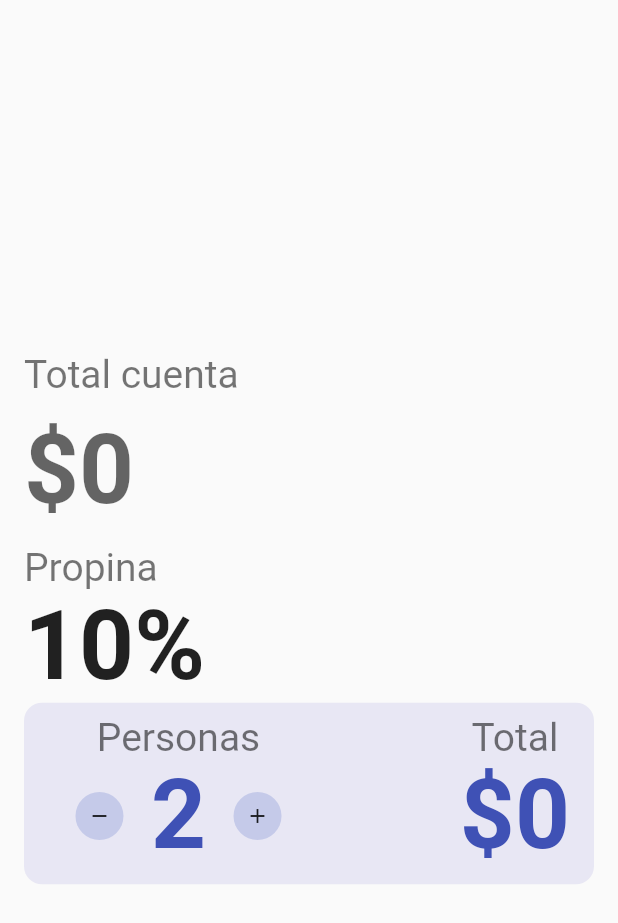
After one commit to paablowski/tip-calculator, a Flutter app: the screen it shows after launch, on a phone screen of 412 x 824 dp. The commit adds this screen. Shown: the top 923 px of the screen. Run offline on Flutter 3.47's test engine with Material 2 defaults, Android fonts, the phone set to English and light mode, and no system bars; our stand-ins replace bloc, equatable, flutter_bloc; Roboto replaces fonts that are missing (Dongle).

Commit message:
Agregar archivos bloc

```diff
--- /dev/null
+++ b/lib/business/bloc/calculadora_propina_bloc/calculadora_propina_bloc.dart
@@ -0,0 +1,27 @@
+import 'package:bloc/bloc.dart';
+import 'package:equatable/equatable.dart';
+
+part 'calculadora_propina_event.dart';
+part 'calculadora_propina_state.dart';
+
+class CalculadoraPropinaBloc
+    extends Bloc<CalculadoraPropinaEvent, CalculadoraPropinaState> {
+  CalculadoraPropinaBloc() : super(const CalculadoraPropinaState()) {
+    on<CalculadoraPropinaTotalCuentaCambiado>((event, emit) {
+      emit(state.copyWith(totalCuenta: event.totalCuenta));
+    });
+    // on<CalculadoraPropinaEvent>((event, emit) {
+    //   // TODO: implement event handler
+    // });
+    on<CalculadoraPropinaPersonaAgregada>((event, emit) {
+      int personas = state.cantidadPersonas! + 1;
+      emit(state.copyWith(cantidadPersonas: personas));
+    });
+    on<CalculadoraPropinaPersonaQuitada>((event, emit) {
+      int personas = state.cantidadPersonas! - 1;
+      if (personas > 0) {
+        emit(state.copyWith(cantidadPersonas: personas));
+      }
+    });
+  }
+}
--- /dev/null
+++ b/lib/business/bloc/calculadora_propina_bloc/calculadora_propina_event.dart
@@ -0,0 +1,21 @@
+part of 'calculadora_propina_bloc.dart';
+
+abstract class CalculadoraPropinaEvent extends Equatable {
+  const CalculadoraPropinaEvent();
+
+  @override
+  List<Object> get props => [];
+}
+
+class CalculadoraPropinaTotalCuentaCambiado extends CalculadoraPropinaEvent {
+  final int totalCuenta;
+  const CalculadoraPropinaTotalCuentaCambiado(this.totalCuenta);
+}
+
+class CalculadoraPropinaPersonaAgregada extends CalculadoraPropinaEvent {
+  const CalculadoraPropinaPersonaAgregada();
+}
+
+class CalculadoraPropinaPersonaQuitada extends CalculadoraPropinaEvent {
+  const CalculadoraPropinaPersonaQuitada();
+}
--- /dev/null
+++ b/lib/business/bloc/calculadora_propina_bloc/calculadora_propina_state.dart
@@ -0,0 +1,38 @@
+part of 'calculadora_propina_bloc.dart';
+
+class CalculadoraPropinaState extends Equatable {
+  final int? totalCuenta;
+  final double? porcentajePropina;
+  final double? totalPropina;
+  final int? cantidadPersonas;
+  final double? totalPorPersona;
+
+  const CalculadoraPropinaState({
+    this.totalCuenta = 0,
+    this.porcentajePropina = 0,
+    this.totalPropina = 0,
+    this.cantidadPersonas = 2,
+    this.totalPorPersona = 0,
+  });
+
+  CalculadoraPropinaState copyWith(
+      {int? totalCuenta,
+      double? porcentajePropina,
+      int? cantidadPersonas,
+      double? totalPorPersona}) {
+    return CalculadoraPropinaState(
+        totalCuenta: totalCuenta ?? this.totalCuenta,
+        porcentajePropina: porcentajePropina ?? this.porcentajePropina,
+        cantidadPersonas: cantidadPersonas ?? this.cantidadPersonas,
+        totalPorPersona: totalPorPersona ?? this.totalPorPersona);
+  }
+
+  @override
+  List<Object?> get props => [
+        totalCuenta,
+        porcentajePropina,
+        totalPropina,
+        cantidadPersonas,
+        totalPorPersona
+      ];
+}
--- a/lib/main.dart
+++ b/lib/main.dart
@@ -1,7 +1,8 @@
 import 'package:flutter/material.dart';
 import 'package:flutter_bloc/flutter_bloc.dart';
-import 'package:tip_calc/cubit/tip_calc_cubit.dart';
-import 'package:tip_calc/views/calculator_view.dart';
+
+import 'business/bloc/calculadora_propina_bloc/calculadora_propina_bloc.dart';
+import 'presentation/screens/calculator_screen.dart';
 
 void main() {
   runApp(const MyApp());
@@ -33,8 +34,8 @@ class MyApp extends StatelessWidget {
         ),
       ),
       home: BlocProvider(
-        create: (context) => TipCalcCubit(),
-        child: const CalculatorView(),
+        create: (context) => CalculadoraPropinaBloc(),
+        child: const CalculatorScreen(),
       ),
     );
   }
--- /dev/null
+++ b/lib/presentation/screens/calculator_screen.dart
@@ -0,0 +1,152 @@
+import 'package:flutter/material.dart';
+import 'package:flutter_bloc/flutter_bloc.dart';
+
+import '../../business/bloc/calculadora_propina_bloc/calculadora_propina_bloc.dart';
+
+class CalculatorScreen extends StatefulWidget {
+  const CalculatorScreen({Key? key}) : super(key: key);
+
+  @override
+  _CalculatorScreenState createState() => _CalculatorScreenState();
+}
+
+class _CalculatorScreenState extends State<CalculatorScreen> {
+  @override
+  Widget build(BuildContext context) {
+    return Scaffold(
+      body: Padding(
+        padding: const EdgeInsets.symmetric(
+          horizontal: 16.0,
+        ),
+        child: Column(
+          crossAxisAlignment: CrossAxisAlignment.start,
+          mainAxisAlignment: MainAxisAlignment.center,
+          children: [
+            Text(
+              "Total cuenta",
+              style: Theme.of(context).textTheme.caption,
+            ),
+            TextFormField(
+              maxLength: 6,
+              onChanged: (value) {
+                context.read<CalculadoraPropinaBloc>().add(
+                    CalculadoraPropinaTotalCuentaCambiado(int.parse(value)));
+              },
+              style: Theme.of(context).textTheme.bodyText1,
+              decoration: const InputDecoration(
+                counterText: "",
+                border: InputBorder.none,
+                hintText: "\$0",
+              ),
+            ),
+            Text(
+              "Propina",
+              style: Theme.of(context).textTheme.caption,
+            ),
+            Text(
+              "10%",
+              style: Theme.of(context).textTheme.bodyText1,
+            ),
+            Container(
+              padding:
+                  const EdgeInsets.symmetric(horizontal: 16.0, vertical: 8.0),
+              decoration: BoxDecoration(
+                  borderRadius: BorderRadius.circular(12.0),
+                  color: const Color.fromRGBO(175, 172, 224, 0.24)),
+              child: Row(
+                mainAxisAlignment: MainAxisAlignment.spaceBetween,
+                children: [
+                  Flexible(
+                      flex: 1,
+                      child: Column(
+                        children: [
+                          BlocBuilder<CalculadoraPropinaBloc,
+                              CalculadoraPropinaState>(
+                            builder: (context, state) {
+                              return Text(
+                                state.cantidadPersonas! == 1
+                                    ? "Persona"
+                                    : "Personas",
+                                style: Theme.of(context).textTheme.caption,
+                              );
+                            },
+                          ),
+                          Row(
+                            mainAxisAlignment: MainAxisAlignment.spaceEvenly,
+                            children: [
+                              Container(
+                                height: 32,
+                                width: 32,
+                                decoration: BoxDecoration(
+                                  shape: BoxShape.circle,
+                                  color: Colors.indigo[100],
+                                ),
+                                child: IconButton(
+                                  onPressed: () => context
+                                      .read<CalculadoraPropinaBloc>()
+                                      .add(
+                                          const CalculadoraPropinaPersonaQuitada()),
+                                  icon: const Icon(
+                                    Icons.remove_outlined,
+                                    size: 16,
+                                  ),
+                                ),
+                              ),
+                              BlocBuilder<CalculadoraPropinaBloc,
+                                  CalculadoraPropinaState>(
+                                builder: (context, state) {
+                                  return Text(
+                                    '${state.cantidadPersonas}',
+                                    style:
+                                        Theme.of(context).textTheme.bodyText2,
+                                  );
+                                },
+                              ),
+                              Container(
+                                height: 32,
+                                width: 32,
+                                decoration: BoxDecoration(
+                                  shape: BoxShape.circle,
+                                  color: Colors.indigo[100],
+                                ),
+                                child: IconButton(
+                                  onPressed: () => context
+                                      .read<CalculadoraPropinaBloc>()
+                                      .add(
+                                          const CalculadoraPropinaPersonaAgregada()),
+                                  icon: const Icon(
+                                    Icons.add_outlined,
+                                    size: 16,
+                                  ),
+                                ),
+                              )
+                            ],
+                          )
+                        ],
+                      )),
+                  Flexible(
+                      child: Column(
+                    mainAxisAlignment: MainAxisAlignment.spaceBetween,
+                    children: [
+                      Text(
+                        "Total",
+                        style: Theme.of(context).textTheme.caption,
+                      ),
+                      BlocBuilder<CalculadoraPropinaBloc,
+                          CalculadoraPropinaState>(builder: ((context, state) {
+                        return Text(
+                          "\$${state.totalCuenta}",
+                          style: Theme.of(context).textTheme.bodyText2,
+                        );
+                      }))
+                    ],
+                  ))
+                ],
+              ),
+            )
+          ],
+        ),
+      ),
+    );
+  }
+}
--- a/pubspec.yaml
+++ b/pubspec.yaml
@@ -18,7 +18,7 @@ publish_to: 'none' # Remove this line if you wish to publish to pub.dev
 version: 1.0.0+1
 
 environment:
-  sdk: ">=2.15.1 <3.0.0"
+  sdk: ">=2.17.0 <3.0.0"
 
 # Dependencies specify other packages that your package needs in order to work.
 # To automatically upgrade your package dependencies to the latest versions
```
